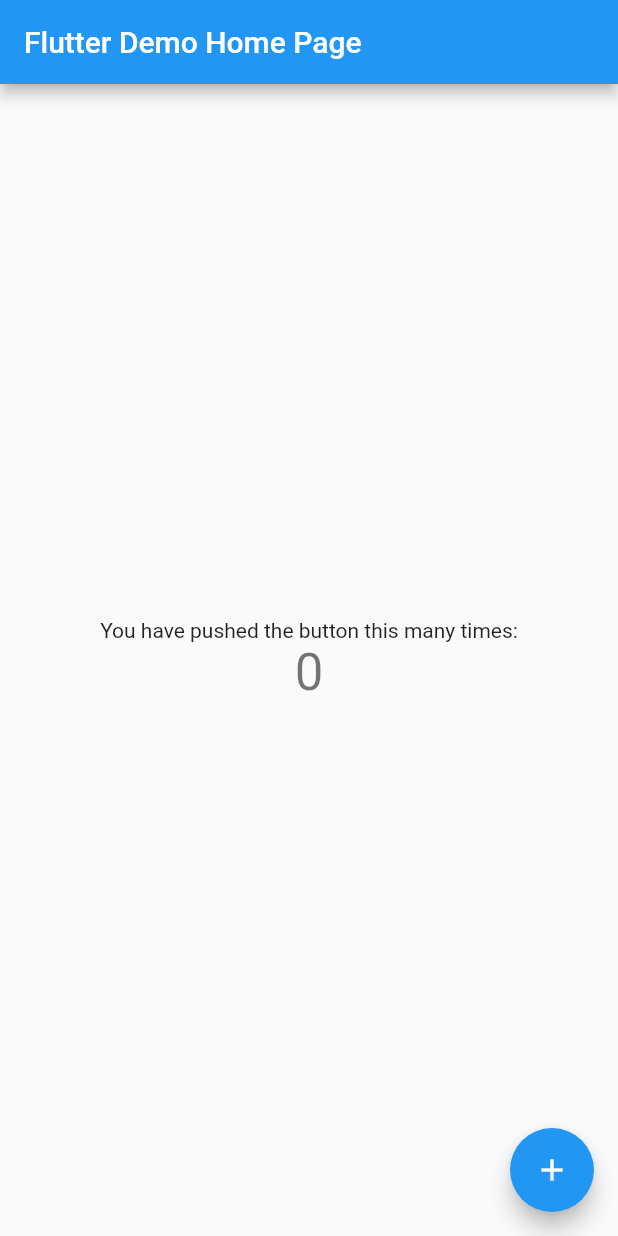
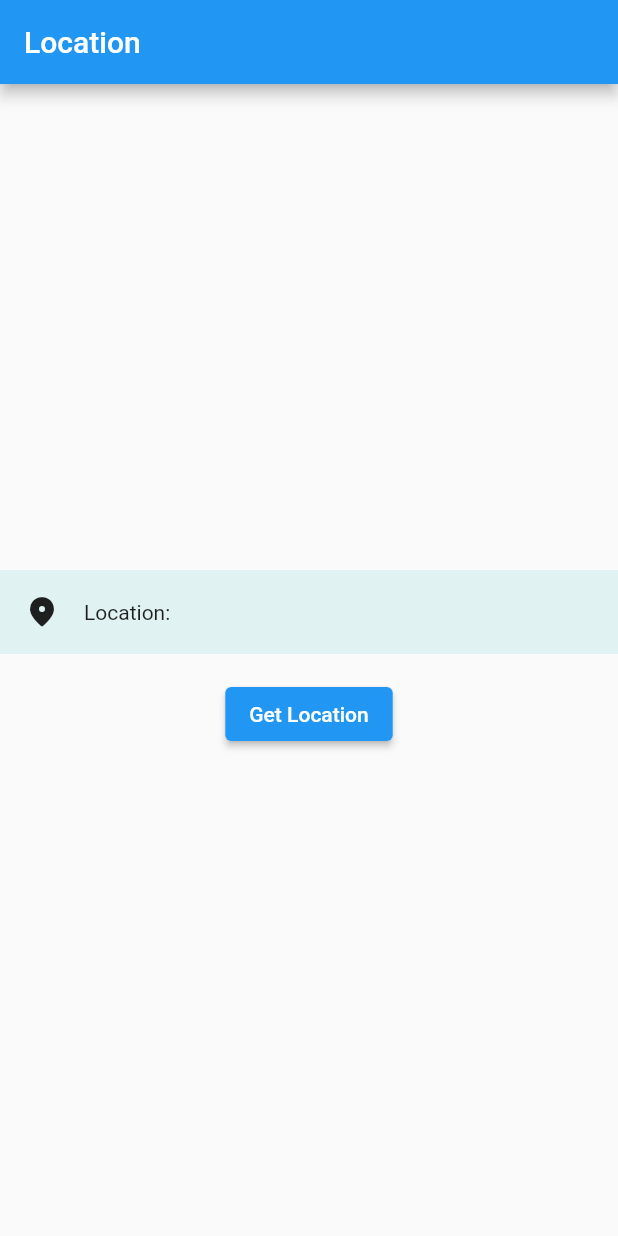
Before and after one commit to FadyFawzyOfficial/flutter_location_example, a Flutter app: the screen it shows after launch, on a phone screen of 412 x 824 dp. Run offline on Flutter 3.47's test engine with Material 2 defaults, Android fonts, the phone set to English and light mode, and no system bars.

Commit message:
Build Current Location Screen to Get the Device Location & Display it

```diff
--- a/lib/main.dart
+++ b/lib/main.dart
@@ -1,115 +1,21 @@
 import 'package:flutter/material.dart';
 
-void main() {
-  runApp(const MyApp());
-}
+import 'screens/current_location_screen.dart';
 
-class MyApp extends StatelessWidget {
-  const MyApp({Key? key}) : super(key: key);
+void main() => runApp(const LocationExample());
 
-  // This widget is the root of your application.
+class LocationExample extends StatelessWidget {
+  const LocationExample({Key? key}) : super(key: key);
+
   @override
   Widget build(BuildContext context) {
     return MaterialApp(
-      title: 'Flutter Demo',
+      title: 'Location Example',
       theme: ThemeData(
-        // This is the theme of your application.
-        //
-        // Try running your application with "flutter run". You'll see the
-        // application has a blue toolbar. Then, without quitting the app, try
-        // changing the primarySwatch below to Colors.green and then invoke
-        // "hot reload" (press "r" in the console where you ran "flutter run",
-        // or simply save your changes to "hot reload" in a Flutter IDE).
-        // Notice that the counter didn't reset back to zero; the application
-        // is not restarted.
         primarySwatch: Colors.blue,
+        visualDensity: VisualDensity.adaptivePlatformDensity,
       ),
-      home: const MyHomePage(title: 'Flutter Demo Home Page'),
+      home: const CurrentLocationScreen(),
     );
   }
 }
-
-class MyHomePage extends StatefulWidget {
-  const MyHomePage({Key? key, required this.title}) : super(key: key);
-
-  // This widget is the home page of your application. It is stateful, meaning
-  // that it has a State object (defined below) that contains fields that affect
-  // how it looks.
-
-  // This class is the configuration for the state. It holds the values (in this
-  // case the title) provided by the parent (in this case the App widget) and
-  // used by the build method of the State. Fields in a Widget subclass are
-  // always marked "final".
-
-  final String title;
-
-  @override
-  State<MyHomePage> createState() => _MyHomePageState();
-}
-
-class _MyHomePageState extends State<MyHomePage> {
-  int _counter = 0;
-
-  void _incrementCounter() {
-    setState(() {
-      // This call to setState tells the Flutter framework that something has
-      // changed in this State, which causes it to rerun the build method below
-      // so that the display can reflect the updated values. If we changed
-      // _counter without calling setState(), then the build method would not be
-      // called again, and so nothing would appear to happen.
-      _counter++;
-    });
-  }
-
-  @override
-  Widget build(BuildContext context) {
-    // This method is rerun every time setState is called, for instance as done
-    // by the _incrementCounter method above.
-    //
-    // The Flutter framework has been optimized to make rerunning build methods
-    // fast, so that you can just rebuild anything that needs updating rather
-    // than having to individually change instances of widgets.
-    return Scaffold(
-      appBar: AppBar(
-        // Here we take the value from the MyHomePage object that was created by
-        // the App.build method, and use it to set our appbar title.
-        title: Text(widget.title),
-      ),
-      body: Center(
-        // Center is a layout widget. It takes a single child and positions it
-        // in the middle of the parent.
-        child: Column(
-          // Column is also a layout widget. It takes a list of children and
-          // arranges them vertically. By default, it sizes itself to fit its
-          // children horizontally, and tries to be as tall as its parent.
-          //
-          // Invoke "debug painting" (press "p" in the console, choose the
-          // "Toggle Debug Paint" action from the Flutter Inspector in Android
-          // Studio, or the "Toggle Debug Paint" command in Visual Studio Code)
-          // to see the wireframe for each widget.
-          //
-          // Column has various properties to control how it sizes itself and
-          // how it positions its children. Here we use mainAxisAlignment to
-          // center the children vertically; the main axis here is the vertical
-          // axis because Columns are vertical (the cross axis would be
-          // horizontal).
-          mainAxisAlignment: MainAxisAlignment.center,
-          children: <Widget>[
-            const Text(
-              'You have pushed the button this many times:',
-            ),
-            Text(
-              '$_counter',
-              style: Theme.of(context).textTheme.headline4,
-            ),
-          ],
-        ),
-      ),
-      floatingActionButton: FloatingActionButton(
-        onPressed: _incrementCounter,
-        tooltip: 'Increment',
-        child: const Icon(Icons.add),
-      ), // This trailing comma makes auto-formatting nicer for build methods.
-    );
-  }
-}
--- /dev/null
+++ b/lib/screens/current_location_screen.dart
@@ -0,0 +1,41 @@
+import 'package:flutter/material.dart';
+
+class CurrentLocationScreen extends StatefulWidget {
+  const CurrentLocationScreen({Key? key}) : super(key: key);
+
+  @override
+  State<CurrentLocationScreen> createState() => _CurrentLocationScreenState();
+}
+
+class _CurrentLocationScreenState extends State<CurrentLocationScreen> {
+  String? currentLocation;
+  @override
+  Widget build(BuildContext context) {
+    return Scaffold(
+      appBar: AppBar(title: const Text('Location')),
+      body: Column(
+        mainAxisAlignment: MainAxisAlignment.center,
+        children: [
+          Container(
+            padding: const EdgeInsets.all(16),
+            color: Colors.teal[50],
+            child: Row(
+              children: [
+                const Icon(Icons.location_on_rounded),
+                const SizedBox(width: 16),
+                const Text('Location: '),
+                const SizedBox(width: 4),
+                if (currentLocation != null) Text(currentLocation!),
+              ],
+            ),
+          ),
+          const SizedBox(height: 16),
+          ElevatedButton(
+            child: const Text('Get Location'),
+            onPressed: () {},
+          ),
+        ],
+      ),
+    );
+  }
+}
```
Also changed, not shown: 1 other file.
